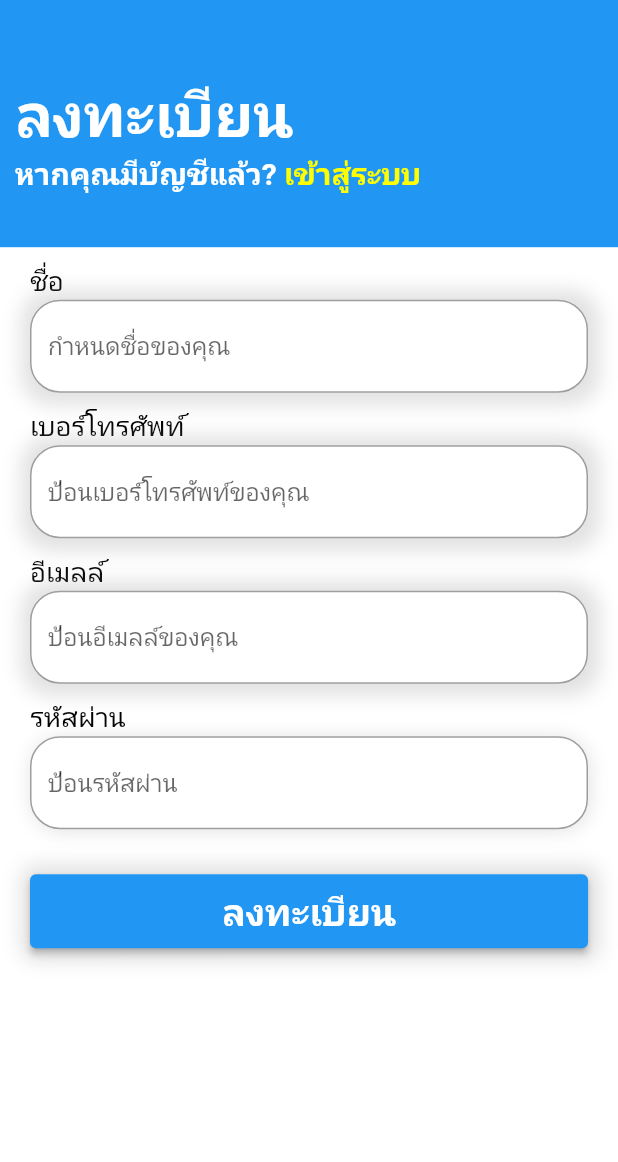
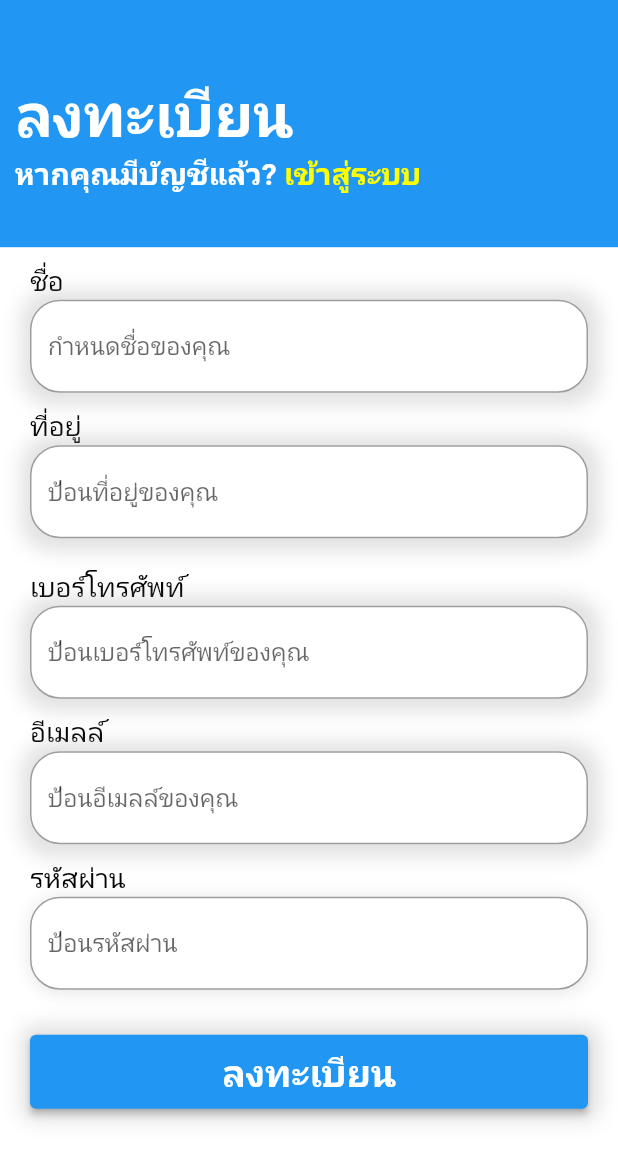
Before and after one commit to kanyaphat424/clean, a Flutter app: the screen it shows after launch, after a tap on "ลงทะเบียน", on a phone screen of 412 x 824 dp. Shown: the top 1162 px of the screen. Run offline on Flutter 3.47's test engine with Material 2 defaults, Android fonts, the phone set to English and light mode, and no system bars; our stand-ins replace smooth_page_indicator.

Commit message:
เพิ่มที่อยู่

```diff
--- a/cleanclean/clean/lib/signupscreen.dart
+++ b/cleanclean/clean/lib/signupscreen.dart
@@ -25,6 +25,7 @@ class _signupscreenState extends State<signupscreen> {
    double w = MediaQuery.of(context).size.width;
    double h = MediaQuery.of(context).size.height;
    final _name = TextEditingController();
+   final _address = TextEditingController();
    final _phone = TextEditingController();
    final _email = TextEditingController();
    final _password = TextEditingController();
@@ -103,6 +104,36 @@ class _signupscreenState extends State<signupscreen> {
                 ),
 
               ),
+              SizedBox(height: 10,),
+              Text("ที่อยู่",style: TextStyle(fontSize: 18,color: Colors.black),),
+              Container(
+                decoration: BoxDecoration(
+                  color: Colors.white,
+                  borderRadius: BorderRadius.circular(20),
+                  boxShadow: [
+                    BoxShadow(
+                      blurRadius: 10,
+                      spreadRadius: 7,
+                      offset: Offset(1, 1),
+                      color: Colors.grey.withOpacity(0.3)
+                    )
+                  ]
+                ),
+                child: TextField(
+                  controller: _address,
+                  decoration: InputDecoration(
+                    hintText: "ป้อนที่อยู่ของคุณ",
+                    focusedBorder: OutlineInputBorder(
+                      borderRadius: BorderRadius.circular(20),
+                      borderSide: BorderSide(color: Colors.white,width: 1.0)
+                    ),
+                    border: OutlineInputBorder(
+                      borderRadius: BorderRadius.circular(20)
+                    )
+                  ),
+                ),
+              ),
+              SizedBox(height: 10,),
               SizedBox(height: 10,),
               Text("เบอร์โทรศัพท์",style: TextStyle(fontSize: 18,color: Colors.black),),
               Container(
@@ -207,7 +238,7 @@ class _signupscreenState extends State<signupscreen> {
 
 
             child:ElevatedButton(child: Text("ลงทะเบียน",style: TextStyle(fontSize: 25,fontWeight: FontWeight.bold,color: Colors.white)),onPressed: () {
-                              print("${_name.text},${_phone.text},${_email.text},${_password.text}");
+                              print("${_name.text},${_name.text},${_phone.text},${_email.text},${_password.text}");
                 },
             ),
             decoration: BoxDecoration(
```
